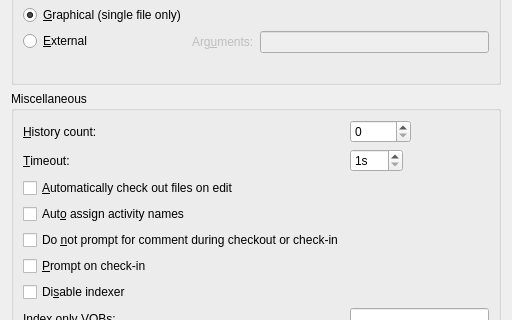
Before: the Qt Designer form src/plugins/clearcase/settingspage.ui in qt-creator/qt-creator, drawn with Qt 5; both pictures show x 0 to 512 and y 96 to 416 of the 512 by 589 pixel window.
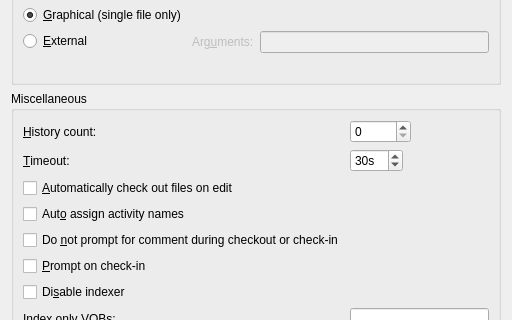
After: the same form once the commit is applied. Custom widgets are drawn as their Qt base class.

The edit to the form file:
```diff
--- a/src/plugins/clearcase/settingspage.ui
+++ b/src/plugins/clearcase/settingspage.ui
@@ -190,6 +190,9 @@
         <property name="maximum">
          <number>360</number>
         </property>
+        <property name="value">
+         <number>30</number>
+        </property>
        </widget>
       </item>
       <item row="4" column="0" colspan="2">
```
